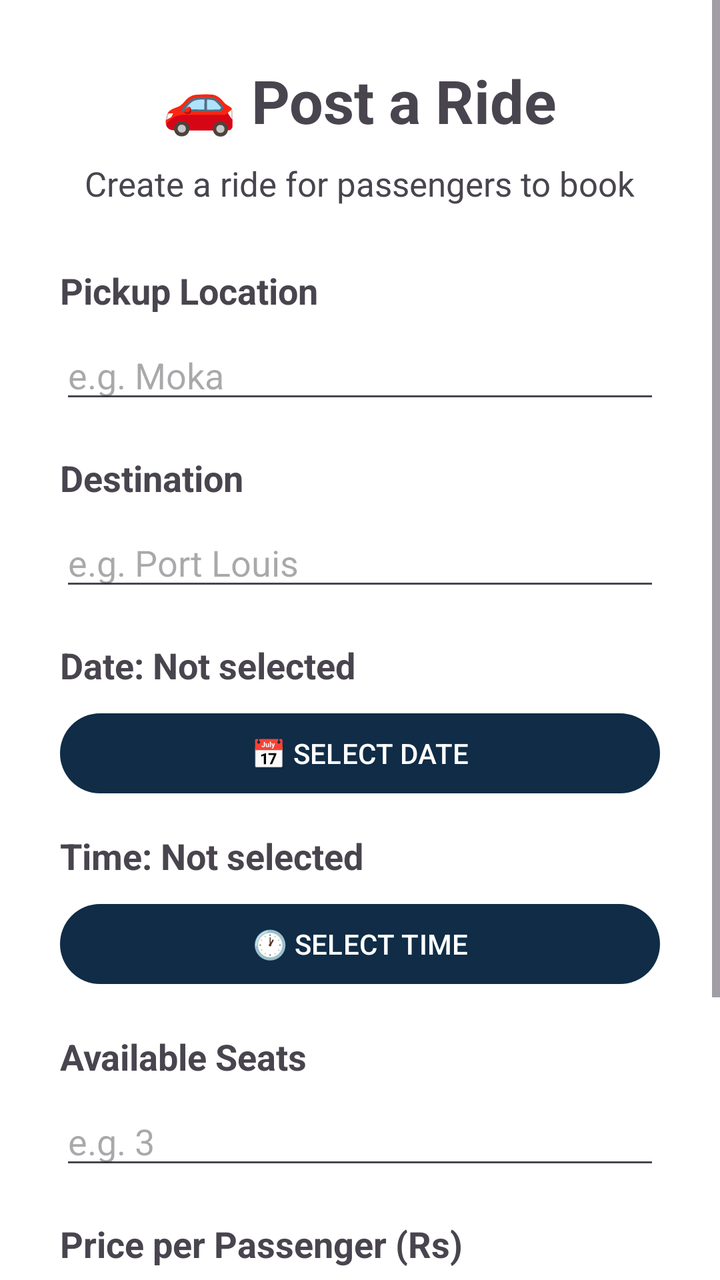
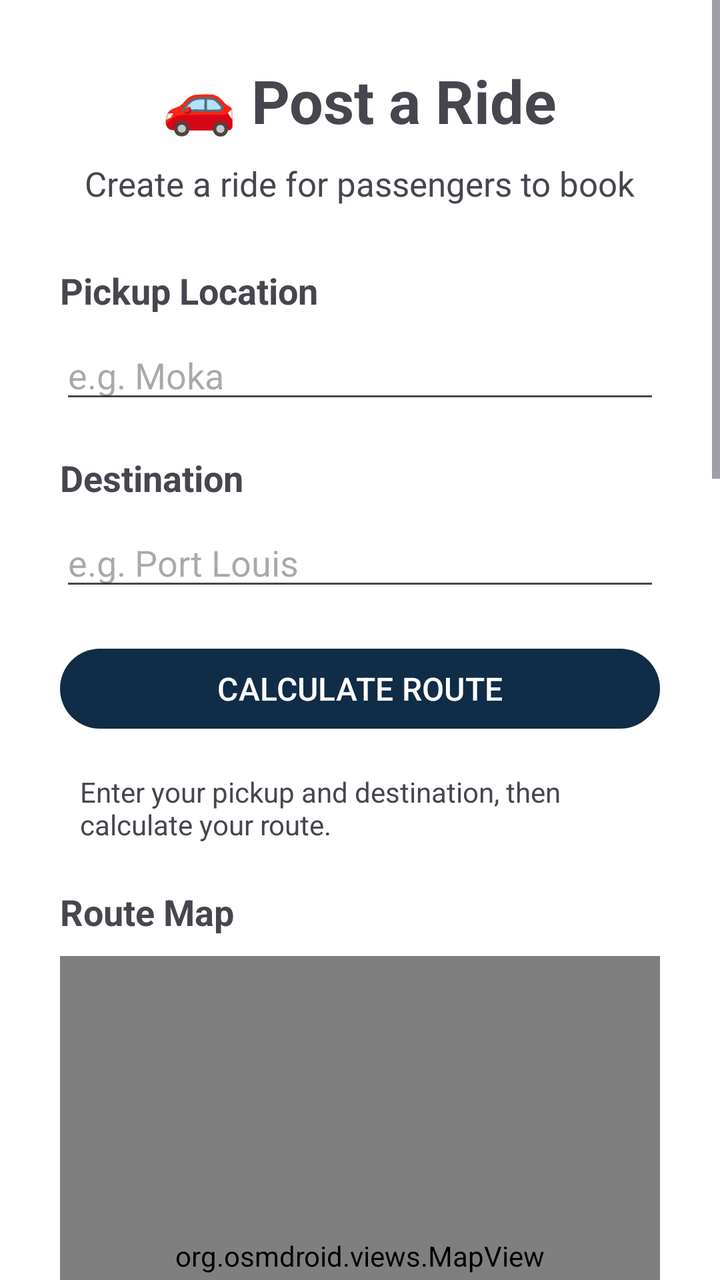

Before-and-after screenshots of an Android layout around one commit, followed by the original layout XML and the change that was made.
<!-- AndroidManifest.xml: application theme Theme.RideConnect -->
<!-- res/layout/activity_post_ride.xml -->
<?xml version="1.0" encoding="utf-8"?>
<ScrollView
    xmlns:android="http://schemas.android.com/apk/res/android"
    android:layout_width="match_parent"
    android:layout_height="match_parent"
    android:background="#FFFFFF">

    <LinearLayout
        android:layout_width="match_parent"
        android:layout_height="wrap_content"
        android:orientation="vertical"
        android:padding="30dp">

        <TextView
            android:layout_width="wrap_content"
            android:layout_height="wrap_content"
            android:text="🚗 Post a Ride"
            android:textSize="30sp"
            android:textStyle="bold"
            android:layout_gravity="center_horizontal"/>

        <TextView
            android:layout_width="wrap_content"
            android:layout_height="wrap_content"
            android:text="Create a ride for passengers to book"
            android:textSize="17sp"
            android:layout_gravity="center_horizontal"
            android:layout_marginTop="10dp"/>

        

        <TextView
            android:layout_width="wrap_content"
            android:layout_height="wrap_content"
            android:text="Pickup Location"
            android:textSize="18sp"
            android:textStyle="bold"
            android:layout_marginTop="30dp"/>

        <EditText
            android:id="@+id/pickupInput"
            android:layout_width="match_parent"
            android:layout_height="wrap_content"
            android:hint="e.g. Moka"
            android:inputType="textCapWords"
            android:layout_marginTop="8dp"/>

        

        <TextView
            android:layout_width="wrap_content"
            android:layout_height="wrap_content"
            android:text="Destination"
            android:textSize="18sp"
            android:textStyle="bold"
            android:layout_marginTop="20dp"/>

        <EditText
            android:id="@+id/destinationInput"
            android:layout_width="match_parent"
            android:layout_height="wrap_content"
            android:hint="e.g. Port Louis"
            android:inputType="textCapWords"
            android:layout_marginTop="8dp"/>

        

        <TextView
            android:id="@+id/dateText"
            android:layout_width="match_parent"
            android:layout_height="wrap_content"
            android:text="Date: Not selected"
            android:textSize="18sp"
            android:textStyle="bold"
            android:layout_marginTop="20dp"/>

        <Button
            android:id="@+id/selectDateButton"
            android:layout_width="match_parent"
            android:layout_height="wrap_content"
            android:text="📅 SELECT DATE"
            android:layout_marginTop="8dp"/>

        

        <TextView
            android:id="@+id/timeText"
            android:layout_width="match_parent"
            android:layout_height="wrap_content"
            android:text="Time: Not selected"
            android:textSize="18sp"
            android:textStyle="bold"
            android:layout_marginTop="15dp"/>

        <Button
            android:id="@+id/selectTimeButton"
            android:layout_width="match_parent"
            android:layout_height="wrap_content"
            android:text="🕐 SELECT TIME"
            android:layout_marginTop="8dp"/>

        

        <TextView
            android:layout_width="wrap_content"
            android:layout_height="wrap_content"
            android:text="Available Seats"
            android:textSize="18sp"
            android:textStyle="bold"
            android:layout_marginTop="20dp"/>

        <EditText
            android:id="@+id/seatsInput"
            android:layout_width="match_parent"
            android:layout_height="wrap_content"
            android:hint="e.g. 3"
            android:inputType="number"
            android:layout_marginTop="8dp"/>

        

        <TextView
            android:layout_width="wrap_content"
            android:layout_height="wrap_content"
            android:text="Price per Passenger (Rs)"
            android:textSize="18sp"
            android:textStyle="bold"
            android:layout_marginTop="20dp"/>

        <EditText
            android:id="@+id/priceInput"
            android:layout_width="match_parent"
            android:layout_height="wrap_content"
            android:hint="e.g. 100"
            android:inputType="numberDecimal"
            android:layout_marginTop="8dp"/>

        

        <Button
            android:id="@+id/postRideButton"
            android:layout_width="match_parent"
            android:layout_height="wrap_content"
            android:text="🚗 POST RIDE"
            android:textSize="18sp"
            android:layout_marginTop="30dp"
            android:layout_marginBottom="30dp"/>

    </LinearLayout>

</ScrollView>
<!-- resources referenced by this layout -->
<resources>
  <style name="Theme.RideConnect" parent="Base.Theme.RideConnect" />
  <style name="Base.Theme.RideConnect" parent="Theme.Material3.Light.NoActionBar">
  
          
          <item name="colorPrimary">@color/navy</item>
          <item name="colorOnPrimary">@color/white</item>
  
          <item name="colorSecondary">@color/teal</item>
          <item name="colorOnSecondary">@color/white</item>
  
          <item name="colorTertiary">@color/gold</item>
          <item name="colorOnTertiary">@color/navy</item>
  
          
          <item name="colorSurface">@color/card_white</item>
          <item name="colorOnSurface">@color/text_primary</item>
  
          
          <item name="android:statusBarColor">@color/navy</item>
          <item name="android:navigationBarColor">@color/card_white</item>
  
          <item name="android:windowLightStatusBar">false</item>
          <item name="android:windowLightNavigationBar">true</item>
  
          
          <item name="android:windowBackground">@color/screen_background</item>
  
          
          <item name="android:colorAccent">@color/teal</item>
  
      </style>
  <color name="navy">#102C46</color>
  <color name="white">#FFFFFFFF</color>
  <color name="teal">#167D83</color>
  <color name="gold">#F2B84B</color>
  <color name="card_white">#FFFFFF</color>
  <color name="text_primary">#172B3A</color>
  <color name="screen_background">#F4F6F8</color>
</resources>

<!-- the commit's change to res/layout/activity_post_ride.xml (unified diff, before → after) -->
@@ -3,7 +3,8 @@
     xmlns:android="http://schemas.android.com/apk/res/android"
     android:layout_width="match_parent"
     android:layout_height="match_parent"
-    android:background="#FFFFFF">
+    android:background="#FFFFFF"
+    android:fillViewport="true">
 
     <LinearLayout
         android:layout_width="match_parent"
@@ -11,6 +12,8 @@
         android:orientation="vertical"
         android:padding="30dp">
 
+        
+
         <TextView
             android:layout_width="wrap_content"
             android:layout_height="wrap_content"
@@ -65,6 +68,133 @@
 
         
 
+        <Button
+            android:id="@+id/calculateRouteButton"
+            android:layout_width="match_parent"
+            android:layout_height="wrap_content"
+            android:text="CALCULATE ROUTE"
+            android:textSize="16sp"
+            android:layout_marginTop="20dp"/>
+
+        
+
+        <TextView
+            android:id="@+id/routeStatusText"
+            android:layout_width="match_parent"
+            android:layout_height="wrap_content"
+            android:text="Enter your pickup and destination, then calculate your route."
+            android:textSize="14sp"
+            android:padding="10dp"
+            android:layout_marginTop="8dp"/>
+
+        
+
+        <TextView
+            android:layout_width="wrap_content"
+            android:layout_height="wrap_content"
+            android:text="Route Map"
+            android:textSize="18sp"
+            android:textStyle="bold"
+            android:layout_marginTop="12dp"/>
+
+        <org.osmdroid.views.MapView
+            android:id="@+id/postRideMap"
+            android:layout_width="match_parent"
+            android:layout_height="300dp"
+            android:layout_marginTop="10dp"/>
+
+        
+
+        <TextView
+            android:layout_width="match_parent"
+            android:layout_height="wrap_content"
+            android:text="Select the point you want to adjust"
+            android:textSize="17sp"
+            android:textStyle="bold"
+            android:layout_marginTop="18dp"/>
+
+        <TextView
+            android:layout_width="match_parent"
+            android:layout_height="wrap_content"
+            android:text="Choose Pickup or Destination below, then tap or long-press the exact position on the map."
+            android:textSize="14sp"
+            android:layout_marginTop="6dp"/>
+
+        <RadioGroup
+            android:id="@+id/locationSelectionGroup"
+            android:layout_width="match_parent"
+            android:layout_height="wrap_content"
+            android:orientation="vertical"
+            android:layout_marginTop="10dp">
+
+            <RadioButton
+                android:id="@+id/selectPickupRadio"
+                android:layout_width="match_parent"
+                android:layout_height="wrap_content"
+                android:text="Adjust Pickup Point"
+                android:checked="true"
+                android:padding="8dp"/>
+
+            <RadioButton
+                android:id="@+id/selectDestinationRadio"
+                android:layout_width="match_parent"
+                android:layout_height="wrap_content"
+                android:text="Adjust Destination Point"
+                android:padding="8dp"/>
+
+        </RadioGroup>
+
+        <TextView
+            android:id="@+id/pickupPointText"
+            android:layout_width="match_parent"
+            android:layout_height="wrap_content"
+            android:text="Pickup point: Not selected"
+            android:textSize="14sp"
+            android:padding="10dp"
+            android:layout_marginTop="8dp"
+            android:background="#F1F5F9"/>
+
+        <TextView
+            android:id="@+id/destinationPointText"
+            android:layout_width="match_parent"
+            android:layout_height="wrap_content"
+            android:text="Destination point: Not selected"
+            android:textSize="14sp"
+            android:padding="10dp"
+            android:layout_marginTop="8dp"
+            android:background="#F1F5F9"/>
+
+        
+
+        <TextView
+            android:layout_width="wrap_content"
+            android:layout_height="wrap_content"
+            android:text="Available Routes"
+            android:textSize="18sp"
+            android:textStyle="bold"
+            android:layout_marginTop="20dp"/>
+
+        <RadioGroup
+            android:id="@+id/routeOptionsGroup"
+            android:layout_width="match_parent"
+            android:layout_height="wrap_content"
+            android:orientation="vertical"
+            android:layout_marginTop="8dp"/>
+
+        
+
+        <TextView
+            android:id="@+id/routeSummaryText"
+            android:layout_width="match_parent"
+            android:layout_height="wrap_content"
+            android:text="Your selected route details will appear here."
+            android:textSize="15sp"
+            android:padding="12dp"
+            android:layout_marginTop="10dp"
+            android:background="#F1F5F9"/>
+
+        
+
         <TextView
             android:id="@+id/dateText"
             android:layout_width="match_parent"
@@ -72,7 +202,7 @@
             android:text="Date: Not selected"
             android:textSize="18sp"
             android:textStyle="bold"
-            android:layout_marginTop="20dp"/>
+            android:layout_marginTop="25dp"/>
 
         <Button
             android:id="@+id/selectDateButton"
